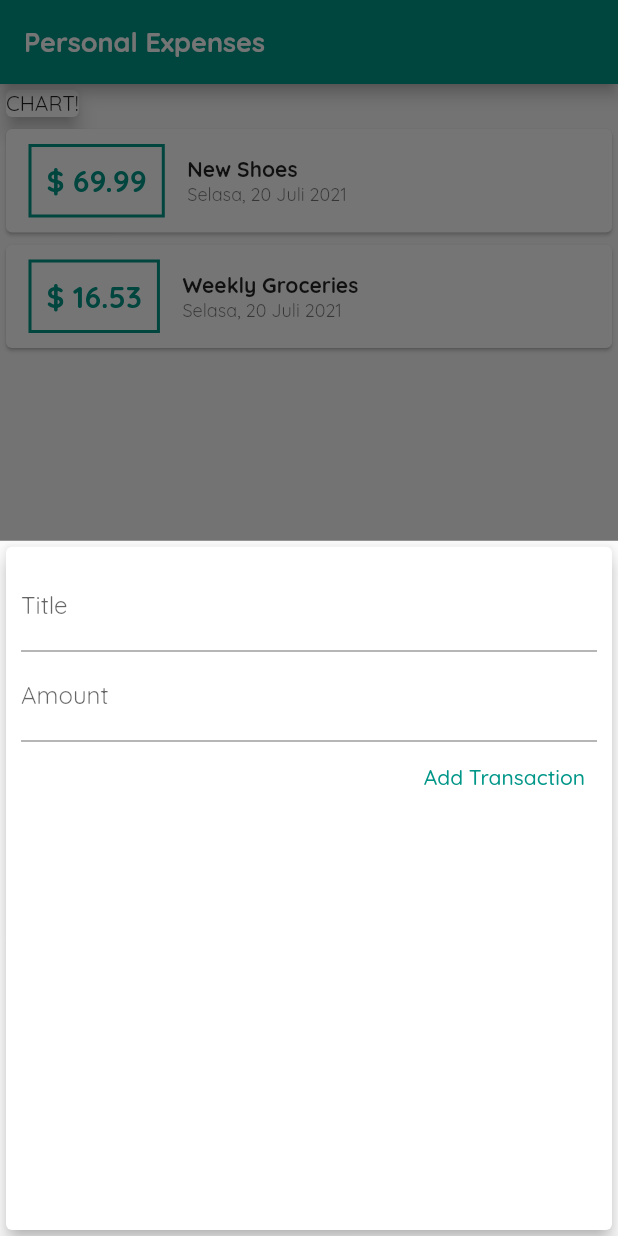
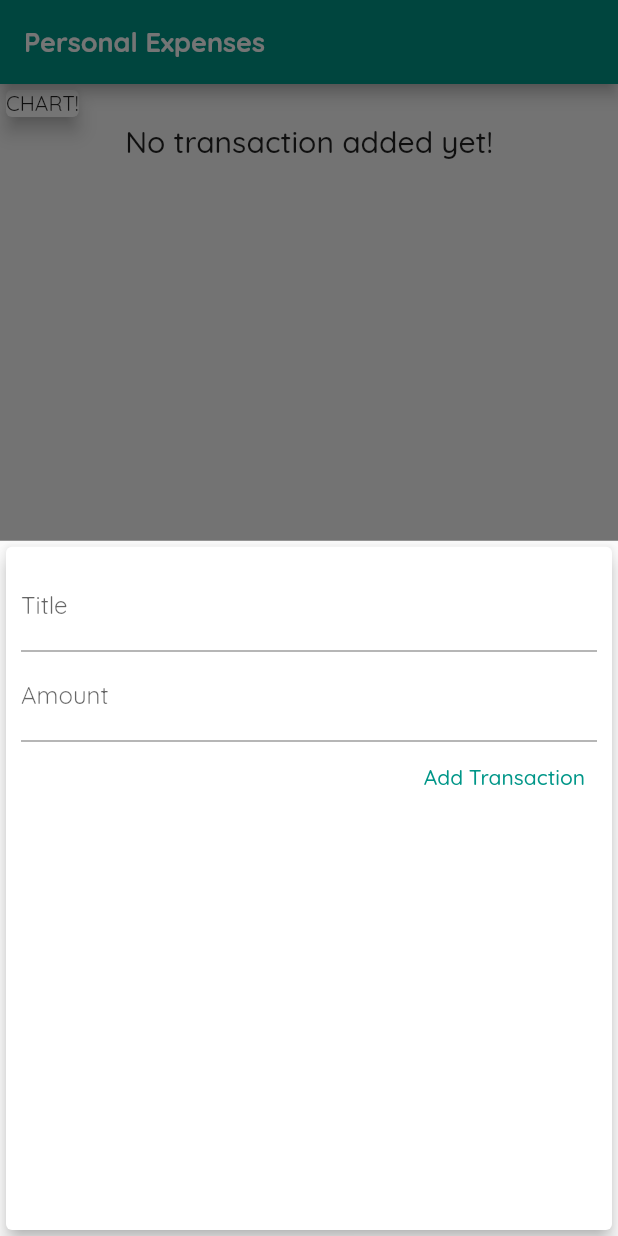
Before and after one commit to Dzaky02/expenses_app, a Flutter app: the screen it shows after launch, after a tap on the "add" icon, on a phone screen of 412 x 824 dp. Run offline on Flutter 3.47's test engine with Material 2 defaults, Android fonts, the phone set to English and light mode, and no system bars; our stand-ins replace google_fonts.

Commit message:
Create empty list state and fixing amount text form.

```diff
--- a/lib/main.dart
+++ b/lib/main.dart
@@ -44,18 +44,18 @@ class HomePage extends StatefulWidget {
 
 class _HomePageState extends State<HomePage> {
   final List<Transaction> _userTransactions = [
-    Transaction(
-      id: 't1',
-      title: 'New Shoes',
-      amount: 69.99,
-      date: DateTime.now(),
-    ),
-    Transaction(
-      id: 't2',
-      title: 'Weekly Groceries',
-      amount: 16.53,
-      date: DateTime.now(),
-    ),
+    // Transaction(
+    //   id: 't1',
+    //   title: 'New Shoes',
+    //   amount: 69.99,
+    //   date: DateTime.now(),
+    // ),
+    // Transaction(
+    //   id: 't2',
+    //   title: 'Weekly Groceries',
+    //   amount: 16.53,
+    //   date: DateTime.now(),
+    // ),
   ];
 
   void _addNewTransaction(String title, double amount) {
--- a/lib/widgets/new_transaction_form.dart
+++ b/lib/widgets/new_transaction_form.dart
@@ -51,7 +51,9 @@ class _NewTransactionFormState extends State<NewTransactionForm> {
               decoration: InputDecoration(labelText: 'Amount'),
               controller: amountController,
               keyboardType: TextInputType.numberWithOptions(decimal: true),
-              inputFormatters: [FilteringTextInputFormatter.digitsOnly],
+              inputFormatters: [
+                FilteringTextInputFormatter.allow(RegExp('[0-9.]'))
+              ],
               onFieldSubmitted: (_) => submitData(),
             ),
             TextButton(
--- a/lib/widgets/transaction_list.dart
+++ b/lib/widgets/transaction_list.dart
@@ -10,7 +10,14 @@ class TransactionList extends StatelessWidget {
 
   @override
   Widget build(BuildContext context) {
-    return ListView.builder(
+    return transactions.isEmpty
+        ? Center(
+            child: Text(
+              'No transaction added yet!',
+              style: Theme.of(context).textTheme.headline6,
+            ),
+          )
+        : ListView.builder(
             shrinkWrap: true,
             physics: NeverScrollableScrollPhysics(),
             itemCount: transactions.length,
```
Lines whose indentation alone changed are shown as unchanged.
